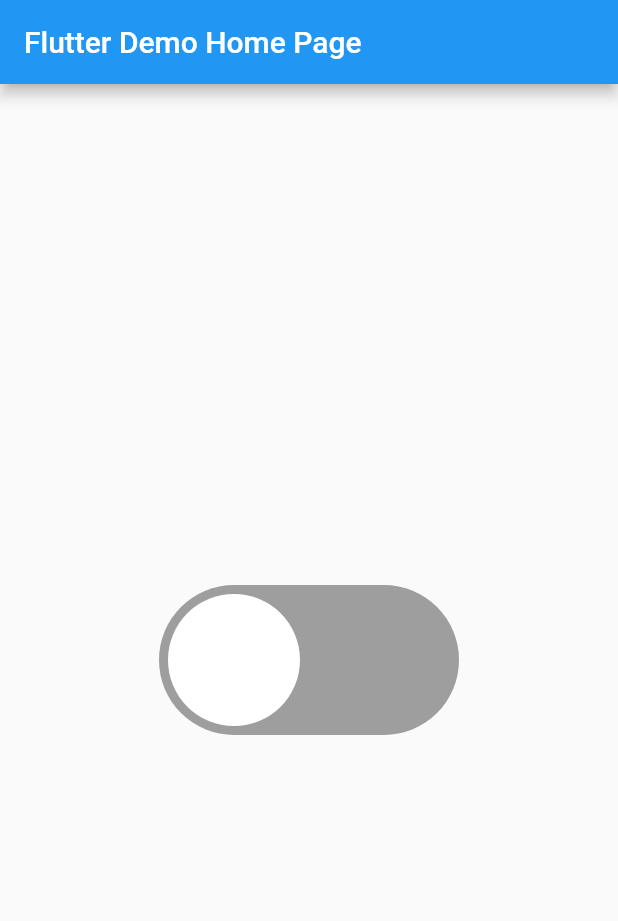
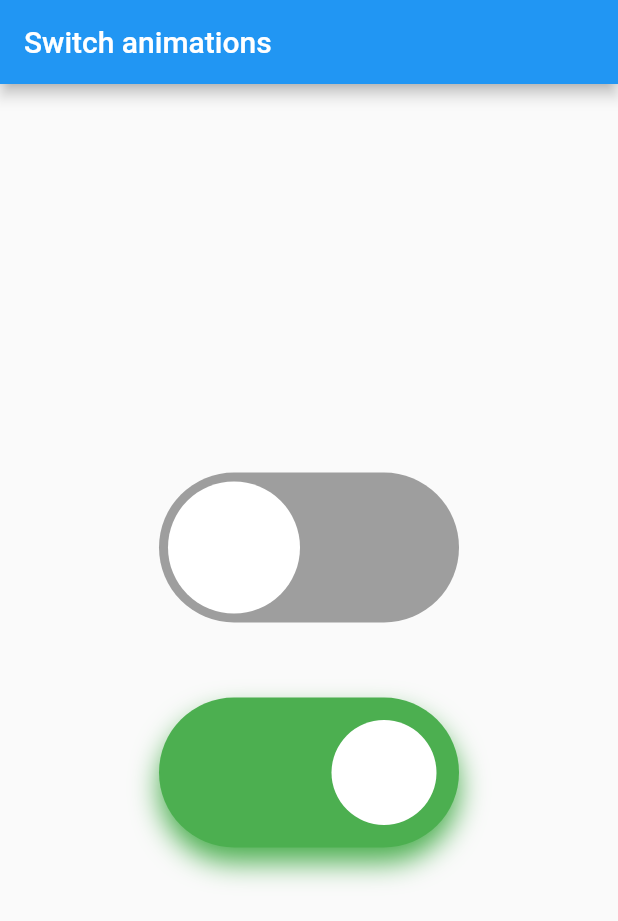
Before and after one commit to FabianVarela/switch_animation_demo, a Flutter app: the screen it shows after launch, on a phone screen of 412 x 824 dp. Shown: the top 921 px of the screen. Run offline on Flutter 3.47's test engine with Material 2 defaults, Android fonts, the light colour scheme and no system bars.

Commit message:
Add SwitchCircularAnimation in main.dart

```diff
--- a/lib/main.dart
+++ b/lib/main.dart
@@ -1,5 +1,6 @@
 import 'package:flutter/material.dart';
 import 'package:switch_animation_demo/widget/switch_animation.dart';
+import 'package:switch_animation_demo/widget/switch_circular_animation.dart';
 
 void main() => runApp(MyApp());
 
@@ -8,18 +9,14 @@ class MyApp extends StatelessWidget {
   Widget build(BuildContext context) {
     return MaterialApp(
       title: 'Flutter Demo',
-      theme: ThemeData(
-        primarySwatch: Colors.blue,
-      ),
-      home: MyHomePage(title: 'Flutter Demo Home Page'),
+      theme: ThemeData(primarySwatch: Colors.blue),
+      home: MyHomePage(),
     );
   }
 }
 
 class MyHomePage extends StatefulWidget {
-  MyHomePage({Key? key, required this.title}) : super(key: key);
-
-  final String title;
+  const MyHomePage({Key? key}) : super(key: key);
 
   @override
   _MyHomePageState createState() => _MyHomePageState();
@@ -30,13 +27,15 @@ class _MyHomePageState extends State<MyHomePage> {
   Widget build(BuildContext context) {
     return Scaffold(
       appBar: AppBar(
-        title: Text(widget.title),
+        title: Text('Switch animations'),
       ),
       body: Center(
         child: Column(
           mainAxisAlignment: MainAxisAlignment.center,
           children: <Widget>[
             SwitchAnimation(),
+            const SizedBox(height: 50),
+            SwitchCircularAnimation(),
           ],
         ),
       ),
```
